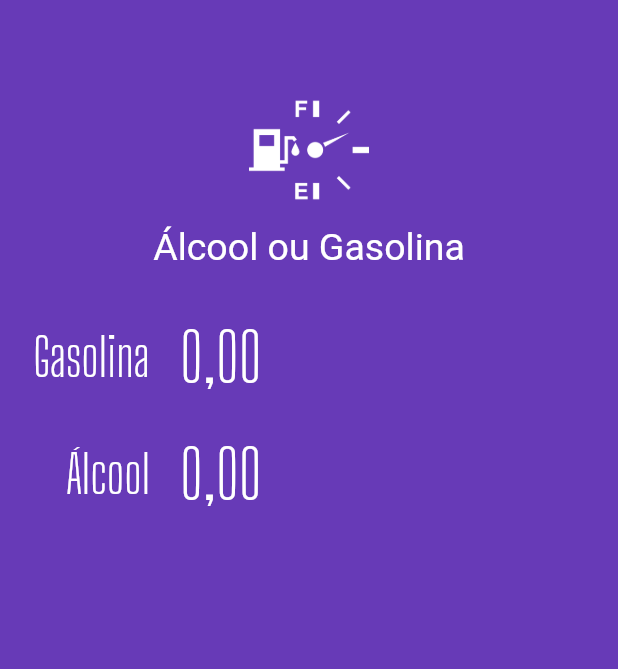
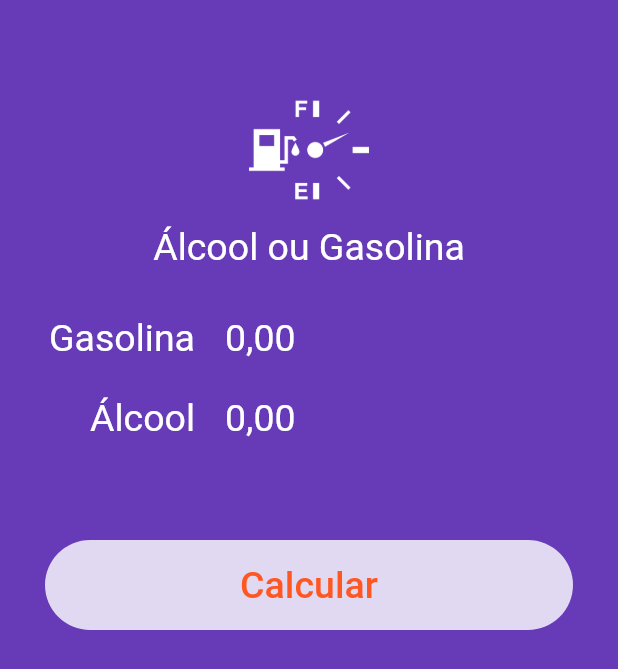
Before and after one commit to willianconrado/app_combustivel, a Flutter app: the screen it shows after launch, on a phone screen of 412 x 824 dp. Shown: the top 669 px of the screen. Run offline on Flutter 3.47's test engine with Material 2 defaults, Android fonts, the phone set to English and light mode, and no system bars; our stand-ins replace flutter_masked_text; Roboto replaces fonts that are missing (Big Shoulders Display).

Commit message:
Commitando Projeto Final

```diff
--- a/lib/main.dart
+++ b/lib/main.dart
@@ -1,48 +1,21 @@
 // @dart=2.9
-import 'package:aog/widgets/input.widget.dart';
-import 'package:aog/widgets/logo.widget.dart';
 import 'package:flutter/material.dart';
-import 'package:flutter_masked_text/flutter_masked_text.dart';
+import 'pages/home.page.dart';
 
-void main() {
-  runApp(MyApp());
-}
+void main() => runApp(const MyApp());
 
 class MyApp extends StatelessWidget {
+  const MyApp({Key key}) : super(key: key);
+
   @override
   Widget build(BuildContext context) {
     return MaterialApp(
       title: 'Álcool ou Gasolina',
       debugShowCheckedModeBanner: false,
       theme: ThemeData(
-        primarySwatch: Colors.deepPurple,
+        primarySwatch: Colors.deepOrange,
       ),
       home: HomePage(),
     );
   }
 }
-
-class HomePage extends StatelessWidget {
-  var _gasCtrl = new MoneyMaskedTextController();
-  var _alcCtrl = new MoneyMaskedTextController();
-
-  @override
-  Widget build(BuildContext context) {
-    return Scaffold(
-      backgroundColor: Theme.of(context).primaryColor,
-      body: ListView(
-        children: <Widget>[
-          Logo(),
-          Input(
-            ctrl: _gasCtrl,
-            label: "Gasolina",
-          ),
-          Input(
-            ctrl: _alcCtrl,
-            label: "Álcool",
-          ),
-        ],
-      ),
-    );
-  }
-}
--- /dev/null
+++ b/lib/pages/home.page.dart
@@ -0,0 +1,84 @@
+import 'package:aog/widgets/logo.widget.dart';
+import 'package:aog/widgets/submit-form.dart';
+import 'package:aog/widgets/success.widget.dart';
+import 'package:flutter/material.dart';
+import 'package:flutter_masked_text/flutter_masked_text.dart';
+
+class HomePage extends StatefulWidget {
+  const HomePage({Key? key}) : super(key: key);
+
+  @override
+  // ignore: library_private_types_in_public_api
+  _HomePageState createState() => _HomePageState();
+}
+
+class _HomePageState extends State<HomePage> {
+  Color _color = Colors.deepPurple;
+  var _busy = false;
+  var _completed = false;
+  var _resultText = "Compensa utilizar álcool";
+  var _gasCtrl = MoneyMaskedTextController();
+  var _alcCtrl = MoneyMaskedTextController();
+
+  @override
+  Widget build(BuildContext context) {
+    return Scaffold(
+      backgroundColor: Theme.of(context).primaryColor,
+      body: AnimatedContainer(
+        duration: const Duration(
+          milliseconds: 1200,
+        ),
+        color: _color,
+        child: ListView(
+          children: <Widget>[
+            Logo(),
+            _completed
+                ? Success(
+                    result: _resultText,
+                    reset: reset,
+                  )
+                : SubmitForm(
+                    alcCtrl: _alcCtrl,
+                    gasCtrl: _gasCtrl,
+                    busy: _busy,
+                    submitFunc: calculate,
+                  ),
+          ],
+        ),
+      ),
+    );
+  }
+
+  Future calculate() {
+    double alc =
+        double.parse(_alcCtrl.text.replaceAll(RegExp(r'[,.]'), '')) / 100;
+    double gas =
+        double.parse(_gasCtrl.text.replaceAll(RegExp(r'[,.]'), '')) / 100;
+    double res = alc / gas;
+
+    return Future.delayed(
+        const Duration(seconds: 1),
+        () => {
+              setState(() {
+                if (res >= 0.7) {
+                  _resultText = "Compensa utilizar Gasolina!";
+                } else {
+                  _resultText = "Compensa utilizar Álcool!";
+                }
+
+                _busy = false;
+                _completed = true;
+              })
+            });
+  }
+
+  reset() {
+    setState(() {
+      _color = Colors.deepPurple;
+      _alcCtrl = MoneyMaskedTextController();
+      _gasCtrl = MoneyMaskedTextController();
+      _completed = false;
+      _busy = false;
+    });
+  }
+}
--- a/lib/widgets/input.widget.dart
+++ b/lib/widgets/input.widget.dart
@@ -3,12 +3,12 @@ import 'package:flutter_masked_text/flutter_masked_text.dart';
 
 class Input extends StatelessWidget {
   var label = "";
-  var ctrl = new MoneyMaskedTextController();
+  var ctrl = MoneyMaskedTextController();
 
-  Input({
+  Input({Key? key,
     required this.label,
     required this.ctrl,
-  });
+  }) : super(key: key);
 
   @override
   Widget build(BuildContext context) {
@@ -19,26 +19,26 @@ class Input extends StatelessWidget {
           alignment: Alignment.centerRight,
           child: Text(
             label,
-            style: TextStyle(
+            style: const TextStyle(
               color: Colors.white,
-              fontSize: 35,
-              fontFamily: "Big Sholders Display",
+              fontSize: 25,
+              fontFamily: "Big Shoulders Display",
             ),
           ),
         ),
-        SizedBox(
+        const SizedBox(
           width: 20,
         ),
         Expanded(
           child: TextFormField(
             controller: ctrl,
             keyboardType: TextInputType.number,
-            style: TextStyle(
+            style: const TextStyle(
               color: Colors.white,
-              fontSize: 45,
-              fontFamily: "Big Sholders Display",
+              fontSize: 25,
+              fontFamily: "Big Shoulders Display",
             ),
-            decoration: InputDecoration(
+            decoration: const InputDecoration(
               border: InputBorder.none,
             ),
           ),
--- /dev/null
+++ b/lib/widgets/loading-button.widget.dart
@@ -0,0 +1,51 @@
+import 'package:flutter/material.dart';
+
+class LoadingButton extends StatelessWidget {
+  var busy = false;
+  var invert = false;
+  Function func;
+  var text = "";
+
+  LoadingButton({
+    required this.busy,
+    required this.invert,
+    required this.func,
+    required this.text,
+  });
+
+  @override
+  Widget build(BuildContext context) {
+    return busy
+        ? Container(
+            alignment: Alignment.center,
+            height: 50,
+            child: const CircularProgressIndicator(
+              backgroundColor: Colors.white,
+            ),
+          )
+        : Container(
+            margin: const EdgeInsets.all(30),
+            height: 60,
+            width: double.infinity,
+            decoration: BoxDecoration(
+              color: invert
+                  ? Theme.of(context).primaryColor
+                  : Colors.white.withOpacity(0.8),
+              borderRadius: BorderRadius.circular(
+                60,
+              ),
+            ),
+            child: TextButton(
+              onPressed: () {},
+              child: Text(
+                text,
+                style: TextStyle(
+                  color: invert ? Colors.white : Theme.of(context).primaryColor,
+                  fontSize: 25,
+                  fontFamily: "Big Shoulders Display",
+                ),
+              ),
+            ),
+          );
+  }
+}
--- a/lib/widgets/logo.widget.dart
+++ b/lib/widgets/logo.widget.dart
@@ -1,5 +1,6 @@
 import 'package:flutter/material.dart';
 
+//commit
 class Logo extends StatelessWidget {
 
   @override
--- /dev/null
+++ b/lib/widgets/submit-form.dart
@@ -0,0 +1,56 @@
+import 'package:aog/widgets/input.widget.dart';
+import 'package:aog/widgets/loading-button.widget.dart';
+import 'package:flutter/material.dart';
+import 'package:flutter_masked_text/flutter_masked_text.dart';
+
+// ignore: must_be_immutable
+class SubmitForm extends StatelessWidget {
+  var gasCtrl = MoneyMaskedTextController();
+  var alcCtrl = MoneyMaskedTextController();
+  var busy = false;
+  Function submitFunc;
+
+  SubmitForm({Key? key,
+    required this.gasCtrl,
+    required this.alcCtrl,
+    required this.busy,
+    required this.submitFunc,
+  }) : super(key: key);
+
+  @override
+  Widget build(BuildContext context) {
+    return Column(
+      children: <Widget>[
+        Padding(
+          padding: const EdgeInsets.only(
+            left: 30,
+            right: 30,
+          ),
+          child: Input(
+            label: "Gasolina",
+            ctrl: gasCtrl,
+          ),
+        ),
+        Padding(
+          padding: const EdgeInsets.only(
+            left: 30,
+            right: 30,
+          ),
+          child: Input(
+            label: "Álcool",
+            ctrl: alcCtrl,
+          ),
+        ),
+        const SizedBox(
+          height: 25,
+        ),
+        LoadingButton(
+            busy: busy,
+            invert: false,
+            func: submitFunc,
+            text: "Calcular",
+          ),
+      ],
+    );
+  }
+}
```
Also changed, not shown: lib/widgets/success.widget.dart (added, +46 -0 lines).
